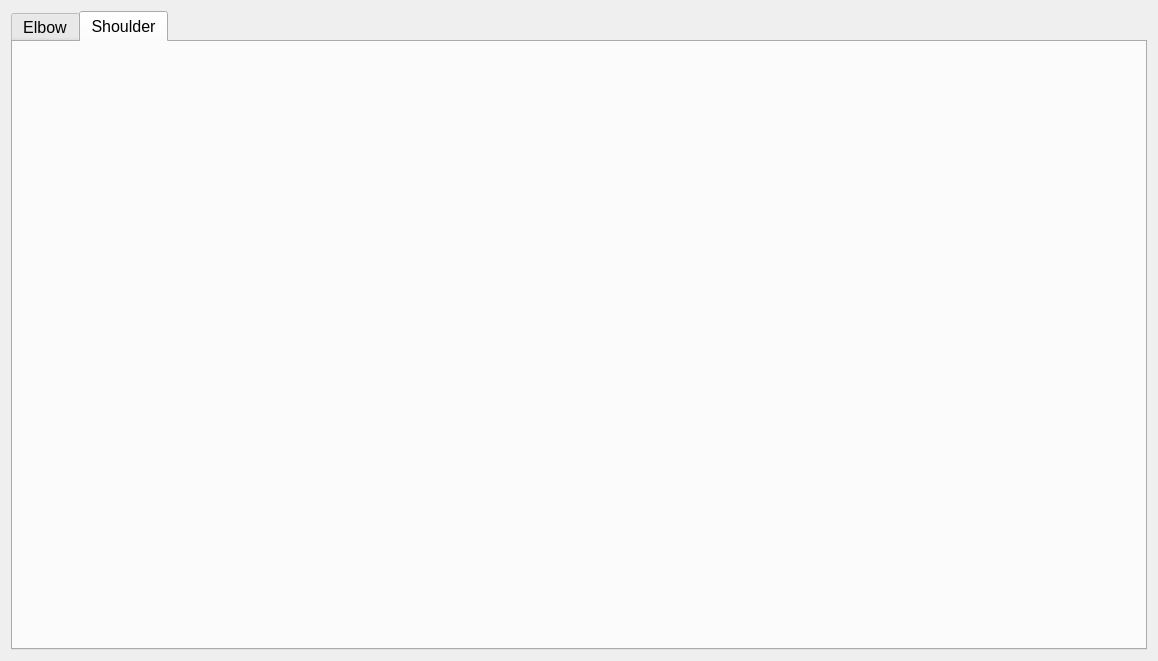
Before: the Qt Designer form LiveDataView/live_data_widget_1.ui in mmcinnes123/Delsys_GUI_For_Physios, drawn with Qt 5.
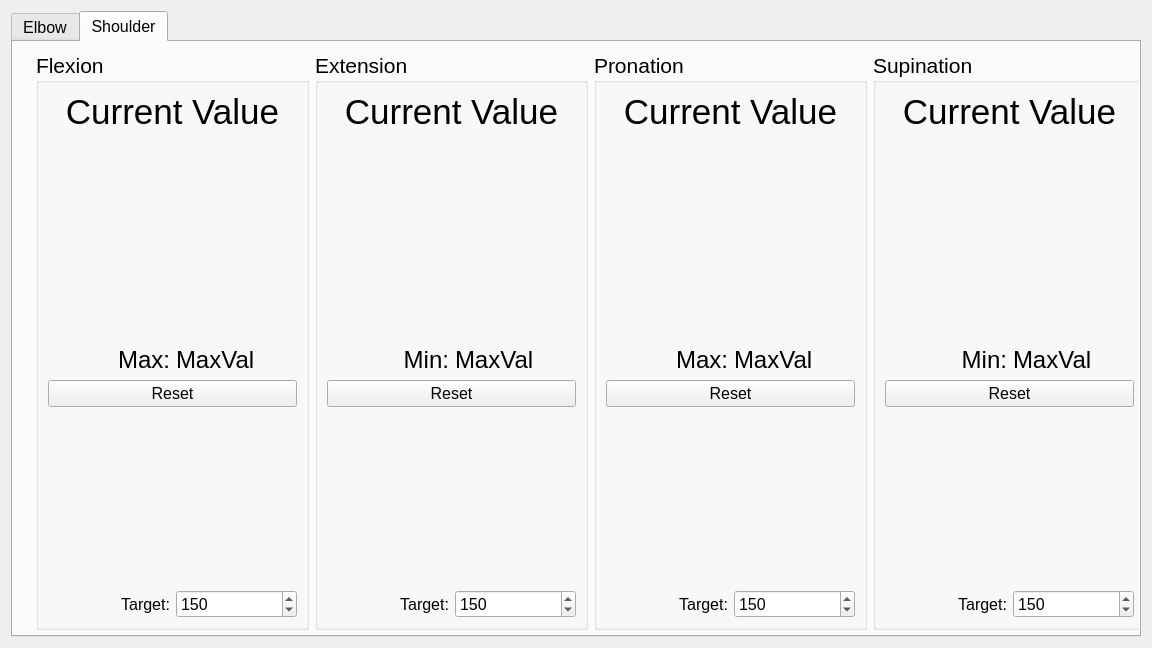
After: the same form once the commit is applied. The open tabs and pages were chosen to show the change. Icons and pictures are not drawn.

Commit message: Adding shoulder angles, haven't tested yet.

```diff
--- a/LiveDataView/live_data_widget_1.ui
+++ b/LiveDataView/live_data_widget_1.ui
@@ -6,8 +6,8 @@
    <rect>
     <x>0</x>
     <y>0</y>
-    <width>1158</width>
-    <height>661</height>
+    <width>1152</width>
+    <height>648</height>
    </rect>
   </property>
   <property name="windowTitle">
@@ -595,6 +595,590 @@
       <attribute name="title">
        <string>Shoulder</string>
       </attribute>
+      <widget class="QGroupBox" name="groupBox_11">
+       <property name="geometry">
+        <rect>
+         <x>302</x>
+         <y>10</y>
+         <width>273</width>
+         <height>578</height>
+        </rect>
+       </property>
+       <property name="font">
+        <font>
+         <pointsize>16</pointsize>
+        </font>
+       </property>
+       <property name="title">
+        <string>Extension</string>
+       </property>
+       <layout class="QGridLayout" name="gridLayout_10">
+        <item row="6" column="0">
+         <widget class="QLabel" name="el_ext_target_label_3">
+          <property name="font">
+           <font>
+            <pointsize>12</pointsize>
+           </font>
+          </property>
+          <property name="text">
+           <string>Target:</string>
+          </property>
+          <property name="alignment">
+           <set>Qt::AlignmentFlag::AlignRight|Qt::AlignmentFlag::AlignTrailing|Qt::AlignmentFlag::AlignVCenter</set>
+          </property>
+         </widget>
+        </item>
+        <item row="1" column="0" colspan="2">
+         <widget class="QLabel" name="el_flex_image_9">
+          <property name="text">
+           <string/>
+          </property>
+          <property name="pixmap">
+           <pixmap>../Images/GUI_ElbowFlex.png</pixmap>
+          </property>
+          <property name="alignment">
+           <set>Qt::AlignmentFlag::AlignCenter</set>
+          </property>
+         </widget>
+        </item>
+        <item row="5" column="0">
+         <spacer name="verticalSpacer_17">
+          <property name="orientation">
+           <enum>Qt::Orientation::Vertical</enum>
+          </property>
+          <property name="sizeHint" stdset="0">
+           <size>
+            <width>20</width>
+            <height>40</height>
+           </size>
+          </property>
+         </spacer>
+        </item>
+        <item row="6" column="1">
+         <widget class="QSpinBox" name="el_ext_target_spinBox_3">
+          <property name="font">
+           <font>
+            <pointsize>12</pointsize>
+           </font>
+          </property>
+          <property name="maximum">
+           <number>180</number>
+          </property>
+          <property name="singleStep">
+           <number>10</number>
+          </property>
+          <property name="value">
+           <number>150</number>
+          </property>
+         </widget>
+        </item>
+        <item row="3" column="0">
+         <widget class="QLabel" name="el_ext_max_label_3">
+          <property name="font">
+           <font>
+            <pointsize>18</pointsize>
+           </font>
+          </property>
+          <property name="text">
+           <string>Min:</string>
+          </property>
+          <property name="alignment">
+           <set>Qt::AlignmentFlag::AlignRight|Qt::AlignmentFlag::AlignTrailing|Qt::AlignmentFlag::AlignVCenter</set>
+          </property>
+         </widget>
+        </item>
+        <item row="4" column="0" colspan="2">
+         <widget class="QPushButton" name="el_ext_reset_pushButton_3">
+          <property name="font">
+           <font>
+            <pointsize>12</pointsize>
+           </font>
+          </property>
+          <property name="text">
+           <string>Reset</string>
+          </property>
+         </widget>
+        </item>
+        <item row="3" column="1">
+         <widget class="QLabel" name="el_ext_max_value_3">
+          <property name="font">
+           <font>
+            <pointsize>18</pointsize>
+           </font>
+          </property>
+          <property name="text">
+           <string>MaxVal</string>
+          </property>
+         </widget>
+        </item>
+        <item row="0" column="0" colspan="2">
+         <widget class="QLabel" name="el_ext_value_3">
+          <property name="font">
+           <font>
+            <pointsize>26</pointsize>
+           </font>
+          </property>
+          <property name="text">
+           <string>Current Value</string>
+          </property>
+          <property name="alignment">
+           <set>Qt::AlignmentFlag::AlignCenter</set>
+          </property>
+         </widget>
+        </item>
+        <item row="2" column="0">
+         <spacer name="verticalSpacer_18">
+          <property name="orientation">
+           <enum>Qt::Orientation::Vertical</enum>
+          </property>
+          <property name="sizeHint" stdset="0">
+           <size>
+            <width>20</width>
+            <height>40</height>
+           </size>
+          </property>
+         </spacer>
+        </item>
+       </layout>
+      </widget>
+      <widget class="QGroupBox" name="groupBox_12">
+       <property name="geometry">
+        <rect>
+         <x>581</x>
+         <y>10</y>
+         <width>273</width>
+         <height>578</height>
+        </rect>
+       </property>
+       <property name="font">
+        <font>
+         <pointsize>16</pointsize>
+        </font>
+       </property>
+       <property name="title">
+        <string>Pronation</string>
+       </property>
+       <layout class="QGridLayout" name="gridLayout_11">
+        <item row="6" column="0">
+         <widget class="QLabel" name="el_pro_target_label_3">
+          <property name="font">
+           <font>
+            <pointsize>12</pointsize>
+           </font>
+          </property>
+          <property name="text">
+           <string>Target:</string>
+          </property>
+          <property name="alignment">
+           <set>Qt::AlignmentFlag::AlignRight|Qt::AlignmentFlag::AlignTrailing|Qt::AlignmentFlag::AlignVCenter</set>
+          </property>
+         </widget>
+        </item>
+        <item row="1" column="0" colspan="2">
+         <widget class="QLabel" name="el_flex_image_10">
+          <property name="text">
+           <string/>
+          </property>
+          <property name="pixmap">
+           <pixmap>../Images/GUI_ElbowFlex.png</pixmap>
+          </property>
+          <property name="alignment">
+           <set>Qt::AlignmentFlag::AlignCenter</set>
+          </property>
+         </widget>
+        </item>
+        <item row="5" column="0">
+         <spacer name="verticalSpacer_19">
+          <property name="orientation">
+           <enum>Qt::Orientation::Vertical</enum>
+          </property>
+          <property name="sizeHint" stdset="0">
+           <size>
+            <width>20</width>
+            <height>40</height>
+           </size>
+          </property>
+         </spacer>
+        </item>
+        <item row="6" column="1">
+         <widget class="QSpinBox" name="el_pro_target_spinBox_3">
+          <property name="font">
+           <font>
+            <pointsize>12</pointsize>
+           </font>
+          </property>
+          <property name="maximum">
+           <number>180</number>
+          </property>
+          <property name="singleStep">
+           <number>10</number>
+          </property>
+          <property name="value">
+           <number>150</number>
+          </property>
+         </widget>
+        </item>
+        <item row="3" column="0">
+         <widget class="QLabel" name="el_pro_max_label_3">
+          <property name="font">
+           <font>
+            <pointsize>18</pointsize>
+           </font>
+          </property>
+          <property name="text">
+           <string>Max:</string>
+          </property>
+          <property name="alignment">
+           <set>Qt::AlignmentFlag::AlignRight|Qt::AlignmentFlag::AlignTrailing|Qt::AlignmentFlag::AlignVCenter</set>
+          </property>
+         </widget>
+        </item>
+        <item row="4" column="0" colspan="2">
+         <widget class="QPushButton" name="el_pro_reset_pushButton_3">
+          <property name="font">
+           <font>
+            <pointsize>12</pointsize>
+           </font>
+          </property>
+          <property name="text">
+           <string>Reset</string>
+          </property>
+         </widget>
+        </item>
+        <item row="3" column="1">
+         <widget class="QLabel" name="el_pro_max_value_3">
+          <property name="font">
+           <font>
+            <pointsize>18</pointsize>
+           </font>
+          </property>
+          <property name="text">
+           <string>MaxVal</string>
+          </property>
+         </widget>
+        </item>
+        <item row="0" column="0" colspan="2">
+         <widget class="QLabel" name="el_pro_value_3">
+          <property name="font">
+           <font>
+            <pointsize>26</pointsize>
+           </font>
+          </property>
+          <property name="text">
+           <string>Current Value</string>
+          </property>
+          <property name="alignment">
+           <set>Qt::AlignmentFlag::AlignCenter</set>
+          </property>
+         </widget>
+        </item>
+        <item row="2" column="0">
+         <spacer name="verticalSpacer_20">
+          <property name="orientation">
+           <enum>Qt::Orientation::Vertical</enum>
+          </property>
+          <property name="sizeHint" stdset="0">
+           <size>
+            <width>20</width>
+            <height>40</height>
+           </size>
+          </property>
+         </spacer>
+        </item>
+       </layout>
+      </widget>
+      <widget class="QGroupBox" name="groupBox_3">
+       <property name="geometry">
+        <rect>
+         <x>23</x>
+         <y>10</y>
+         <width>273</width>
+         <height>578</height>
+        </rect>
+       </property>
+       <property name="font">
+        <font>
+         <pointsize>16</pointsize>
+        </font>
+       </property>
+       <property name="title">
+        <string>Flexion</string>
+       </property>
+       <layout class="QGridLayout" name="gridLayout_12">
+        <item row="6" column="0">
+         <widget class="QLabel" name="sh_flex_target_label">
+          <property name="font">
+           <font>
+            <pointsize>12</pointsize>
+           </font>
+          </property>
+          <property name="text">
+           <string>Target:</string>
+          </property>
+          <property name="alignment">
+           <set>Qt::AlignmentFlag::AlignRight|Qt::AlignmentFlag::AlignTrailing|Qt::AlignmentFlag::AlignVCenter</set>
+          </property>
+         </widget>
+        </item>
+        <item row="1" column="0" colspan="2">
+         <widget class="QLabel" name="el_flex_image_11">
+          <property name="text">
+           <string/>
+          </property>
+          <property name="pixmap">
+           <pixmap>../Images/GUI_ElbowFlex.png</pixmap>
+          </property>
+          <property name="alignment">
+           <set>Qt::AlignmentFlag::AlignCenter</set>
+          </property>
+         </widget>
+        </item>
+        <item row="5" column="0">
+         <spacer name="verticalSpacer_21">
+          <property name="orientation">
+           <enum>Qt::Orientation::Vertical</enum>
+          </property>
+          <property name="sizeHint" stdset="0">
+           <size>
+            <width>20</width>
+            <height>40</height>
+           </size>
+          </property>
+         </spacer>
+        </item>
+        <item row="6" column="1">
+         <widget class="QSpinBox" name="sh_flex_target_spinBox">
+          <property name="font">
+           <font>
+            <pointsize>12</pointsize>
+           </font>
+          </property>
+          <property name="maximum">
+           <number>180</number>
+          </property>
+          <property name="singleStep">
+           <number>10</number>
+          </property>
+          <property name="value">
+           <number>150</number>
+          </property>
+         </widget>
+        </item>
+        <item row="3" column="0">
+         <widget class="QLabel" name="sh_flex_max_label">
+          <property name="font">
+           <font>
+            <pointsize>18</pointsize>
+           </font>
+          </property>
+          <property name="text">
+           <string>Max:</string>
+          </property>
+          <property name="alignment">
+           <set>Qt::AlignmentFlag::AlignRight|Qt::AlignmentFlag::AlignTrailing|Qt::AlignmentFlag::AlignVCenter</set>
+          </property>
+         </widget>
+        </item>
+        <item row="4" column="0" colspan="2">
+         <widget class="QPushButton" name="sh_flex_reset_pushButton">
+          <property name="font">
+           <font>
+            <pointsize>12</pointsize>
+           </font>
+          </property>
+          <property name="text">
+           <string>Reset</string>
+          </property>
+         </widget>
+        </item>
+        <item row="3" column="1">
+         <widget class="QLabel" name="sh_flex_max_value">
+          <property name="font">
+           <font>
+            <pointsize>18</pointsize>
+           </font>
+          </property>
+          <property name="text">
+           <string>MaxVal</string>
+          </property>
+         </widget>
+        </item>
+        <item row="0" column="0" colspan="2">
+         <widget class="QLabel" name="sh_flex_value">
+          <property name="font">
+           <font>
+            <pointsize>26</pointsize>
+           </font>
+          </property>
+          <property name="text">
+           <string>Current Value</string>
+          </property>
+          <property name="alignment">
+           <set>Qt::AlignmentFlag::AlignCenter</set>
+          </property>
+         </widget>
+        </item>
+        <item row="2" column="0">
+         <spacer name="verticalSpacer_22">
+          <property name="orientation">
+           <enum>Qt::Orientation::Vertical</enum>
+          </property>
+          <property name="sizeHint" stdset="0">
+           <size>
+            <width>20</width>
+            <height>40</height>
+           </size>
+          </property>
+         </spacer>
+        </item>
+       </layout>
+      </widget>
+      <widget class="QGroupBox" name="groupBox_13">
+       <property name="geometry">
+        <rect>
+         <x>860</x>
+         <y>10</y>
+         <width>273</width>
+         <height>578</height>
+        </rect>
+       </property>
+       <property name="font">
+        <font>
+         <pointsize>16</pointsize>
+        </font>
+       </property>
+       <property name="title">
+        <string>Supination</string>
+       </property>
+       <layout class="QGridLayout" name="gridLayout_13">
+        <item row="6" column="0">
+         <widget class="QLabel" name="el_sup_target_label_3">
+          <property name="font">
+           <font>
+            <pointsize>12</pointsize>
+           </font>
+          </property>
+          <property name="text">
+           <string>Target:</string>
+          </property>
+          <property name="alignment">
+           <set>Qt::AlignmentFlag::AlignRight|Qt::AlignmentFlag::AlignTrailing|Qt::AlignmentFlag::AlignVCenter</set>
+          </property>
+         </widget>
+        </item>
+        <item row="1" column="0" colspan="2">
+         <widget class="QLabel" name="el_flex_image_12">
+          <property name="text">
+           <string/>
+          </property>
+          <property name="pixmap">
+           <pixmap>../Images/GUI_ElbowFlex.png</pixmap>
+          </property>
+          <property name="alignment">
+           <set>Qt::AlignmentFlag::AlignCenter</set>
+          </property>
+         </widget>
+        </item>
+        <item row="5" column="0">
+         <spacer name="verticalSpacer_23">
+          <property name="orientation">
+           <enum>Qt::Orientation::Vertical</enum>
+          </property>
+          <property name="sizeHint" stdset="0">
+           <size>
+            <width>20</width>
+            <height>40</height>
+           </size>
+          </property>
+         </spacer>
+        </item>
+        <item row="6" column="1">
+         <widget class="QSpinBox" name="el_sup_target_spinBox_3">
+          <property name="font">
+           <font>
+            <pointsize>12</pointsize>
+           </font>
+          </property>
+          <property name="maximum">
+           <number>180</number>
+          </property>
+          <property name="singleStep">
+           <number>10</number>
+          </property>
+          <property name="value">
+           <number>150</number>
+          </property>
+         </widget>
+        </item>
+        <item row="3" column="0">
+         <widget class="QLabel" name="el_sup_max_label_3">
+          <property name="font">
+           <font>
+            <pointsize>18</pointsize>
+           </font>
+          </property>
+          <property name="text">
+           <string>Min:</string>
+          </property>
+          <property name="alignment">
+           <set>Qt::AlignmentFlag::AlignRight|Qt::AlignmentFlag::AlignTrailing|Qt::AlignmentFlag::AlignVCenter</set>
+          </property>
+         </widget>
+        </item>
+        <item row="4" column="0" colspan="2">
+         <widget class="QPushButton" name="el_sup_reset_pushButton_3">
+          <property name="font">
+           <font>
+            <pointsize>12</pointsize>
+           </font>
+          </property>
+          <property name="text">
+           <string>Reset</string>
+          </property>
+         </widget>
+        </item>
+        <item row="3" column="1">
+         <widget class="QLabel" name="el_sup_max_value_3">
+          <property name="font">
+           <font>
+            <pointsize>18</pointsize>
+           </font>
+          </property>
+          <property name="text">
+           <string>MaxVal</string>
+          </property>
+         </widget>
+        </item>
+        <item row="0" column="0" colspan="2">
+         <widget class="QLabel" name="el_sup_value_3">
+          <property name="font">
+           <font>
+            <pointsize>26</pointsize>
+           </font>
+          </property>
+          <property name="text">
+           <string>Current Value</string>
+          </property>
+          <property name="alignment">
+           <set>Qt::AlignmentFlag::AlignCenter</set>
+          </property>
+         </widget>
+        </item>
+        <item row="2" column="0">
+         <spacer name="verticalSpacer_24">
+          <property name="orientation">
+           <enum>Qt::Orientation::Vertical</enum>
+          </property>
+          <property name="sizeHint" stdset="0">
+           <size>
+            <width>20</width>
+            <height>40</height>
+           </size>
+          </property>
+         </spacer>
+        </item>
+       </layout>
+      </widget>
      </widget>
     </widget>
    </item>
```
Left out of the diff: 2 changed lines with no effect on the pictures. The commit also changes 1 other file.
